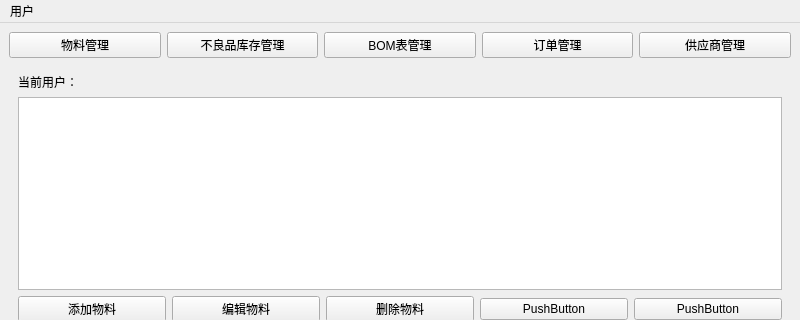
The window that mainwindow.ui (YCX81/ERP) describes before a commit, drawn with Qt 5; both pictures show x 0 to 800 and y 0 to 320 of the 800 by 600 pixel window.
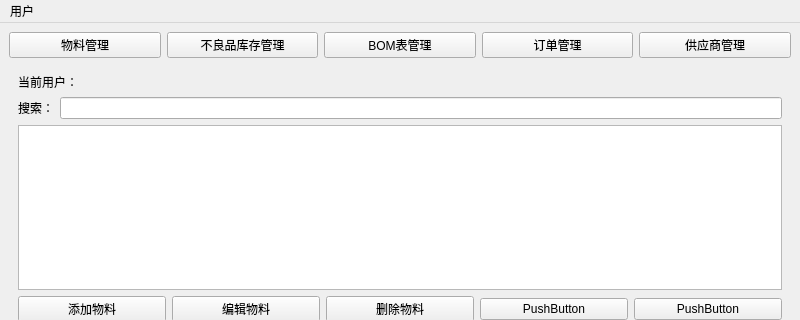
The same window after the commit. The open tabs and pages were chosen to show the change.

The edit to the form file:
```diff
--- a/mainwindow.ui
+++ b/mainwindow.ui
@@ -68,6 +68,20 @@
           </property>
          </widget>
         </item>
+        <item>
+         <layout class="QHBoxLayout" name="materialSearchLayout">
+          <item>
+           <widget class="QLabel" name="materialSearchLabel">
+            <property name="text">
+             <string>搜索：</string>
+            </property>
+           </widget>
+          </item>
+          <item>
+           <widget class="QLineEdit" name="materialSearchLineEdit"/>
+          </item>
+         </layout>
+        </item>
         <item>
          <widget class="QTableView" name="materialTableView"/>
         </item>
```
Left out of the diff: 28 changed lines with no effect on the pictures.
